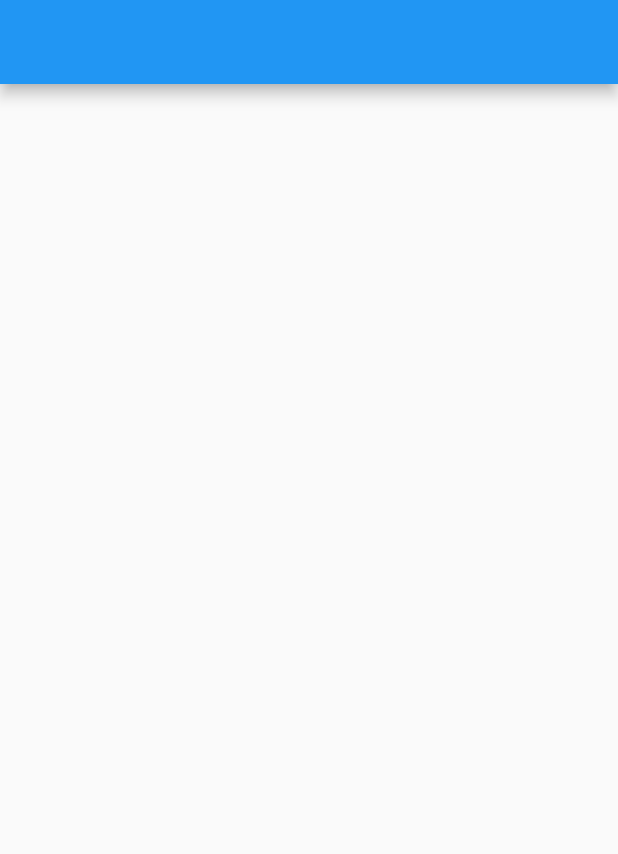
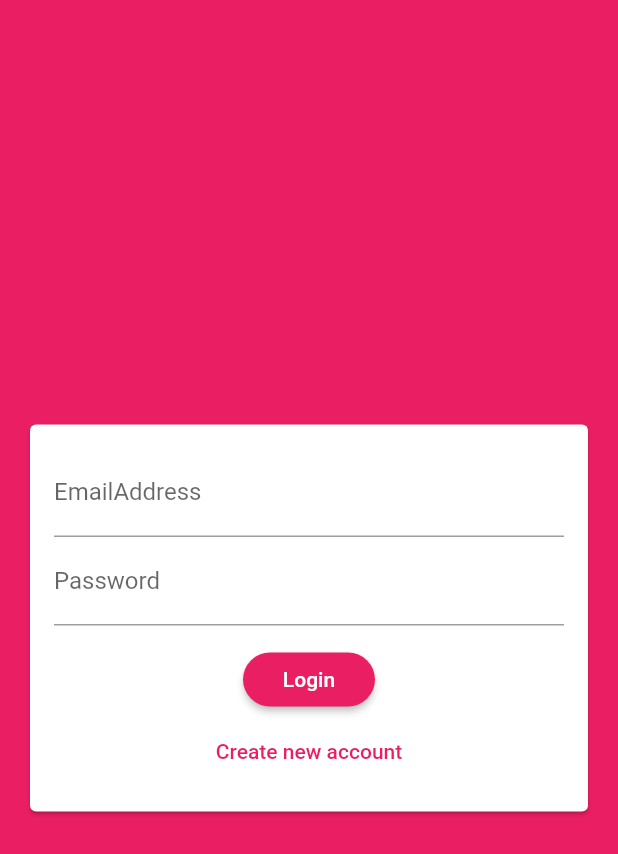
Before and after one commit to Neeraj-Palliyali/ChatApp, a Flutter app: the screen it shows after launch, on a phone screen of 412 x 824 dp. Shown: the top 854 px of the screen. Run offline on Flutter 3.47's test engine with Material 2 defaults, Android fonts, the phone set to English and light mode, and no system bars; our stand-ins replace cloud_firestore; accounts and stored records are empty.

Commit message:
auth screen

```diff
--- a/lib/main.dart
+++ b/lib/main.dart
@@ -1,3 +1,4 @@
+import 'package:ChatApp/screens/auth_screen.dart';
 import 'package:ChatApp/screens/chat_screen.dart';
 import 'package:flutter/material.dart';
 
@@ -12,9 +13,16 @@ class MyApp extends StatelessWidget {
     return MaterialApp(
       title: 'ChatApp',
       theme: ThemeData(
-        primarySwatch: Colors.blue,
-      ),
-      home: ChatScreen(),
+          primarySwatch: Colors.pink,
+          backgroundColor: Colors.pink,
+          accentColor: Colors.deepPurple,
+          accentColorBrightness: Brightness.dark,
+          buttonTheme: ButtonTheme.of(context).copyWith(
+              buttonColor: Colors.pink,
+              textTheme: ButtonTextTheme.primary,
+              shape: RoundedRectangleBorder(
+                  borderRadius: BorderRadius.circular(20)))),
+      home: AuthScreen(),
     );
   }
 }
--- a/lib/screens/auth_screen.dart
+++ b/lib/screens/auth_screen.dart
@@ -0,0 +1,17 @@
+import 'package:flutter/material.dart';
+import 'package:ChatApp/widgets/authFolder/auth_form.dart';
+
+class AuthScreen extends StatefulWidget {
+  @override
+  _AuthScreenState createState() => _AuthScreenState();
+}
+
+class _AuthScreenState extends State<AuthScreen> {
+  @override
+  Widget build(BuildContext context) {
+    return Scaffold(
+      backgroundColor: Theme.of(context).primaryColor,
+      body: AuthForm(),
+    );
+  }
+}
--- /dev/null
+++ b/lib/widgets/authFolder/auth_form.dart
@@ -0,0 +1,108 @@
+import 'package:flutter/material.dart';
+
+class AuthForm extends StatefulWidget {
+  @override
+  _AuthFormState createState() => _AuthFormState();
+}
+
+class _AuthFormState extends State<AuthForm> {
+  final _formKey = GlobalKey<FormState>();
+
+  String _userEmail = '';
+  String _userName = '';
+  String _userPassword = '';
+
+  var _isLogin = true;
+
+  void _trySubmit() {
+    final isValid = _formKey.currentState.validate();
+
+    FocusScope.of(context).unfocus();
+
+    if (isValid) {
+      _formKey.currentState.save();
+    }
+    print(_userEmail);
+    print(_userName);
+    print(_userPassword);
+  }
+
+  @override
+  Widget build(BuildContext context) {
+    return Center(
+      child: Card(
+        margin: EdgeInsets.all(20),
+        child: SingleChildScrollView(
+          child: Padding(
+            padding: EdgeInsets.all(16),
+            child: Form(
+                key: _formKey,
+                child: Column(
+                  mainAxisSize: MainAxisSize.min,
+                  children: [
+                    TextFormField(
+                      validator: (value) {
+                        if (value.isEmpty || !value.contains('@')) {
+                          return 'Enter a valid email address';
+                        }
+                        return null;
+                      },
+                      keyboardType: TextInputType.emailAddress,
+                      decoration: InputDecoration(
+                        labelText: 'EmailAddress',
+                      ),
+                      onSaved: (newValue) {
+                        _userEmail = newValue;
+                      },
+                    ),
+                    if (!_isLogin)
+                      TextFormField(
+                        validator: (value) {
+                          if (value.isEmpty || value.length < 4) {
+                            return 'Please enter atleast 4 characters';
+                          }
+                          return null;
+                        },
+                        decoration: InputDecoration(labelText: 'UserName'),
+                        onSaved: (newValue) {
+                          _userName = newValue;
+                        },
+                      ),
+                    TextFormField(
+                      validator: (value) {
+                        if (value.isEmpty || value.length < 7) {
+                          return 'Password must be atleast 7 characters long';
+                        }
+                        return null;
+                      },
+                      decoration: InputDecoration(labelText: 'Password'),
+                      obscureText: true,
+                      onSaved: (newValue) {
+                        _userPassword = newValue;
+                      },
+                    ),
+                    SizedBox(
+                      height: 12,
+                    ),
+                    RaisedButton(
+                        child: Text(_isLogin ? 'Login' : 'SignUp'),
+                        onPressed: _trySubmit),
+                    FlatButton(
+                      textColor: Theme.of(context).primaryColor,
+                      child: Text(_isLogin
+                          ? 'Create new account'
+                          : 'I already have an account'),
+                      onPressed: () {
+                        setState(() {
+                          _isLogin = !_isLogin;
+                        });
+                      },
+                    )
+                  ],
+                )),
+          ),
+        ),
+      ),
+    );
+  }
+}
```
Also changed, not shown: lib/screens/chat_screen.dart (+8 -0 lines).
